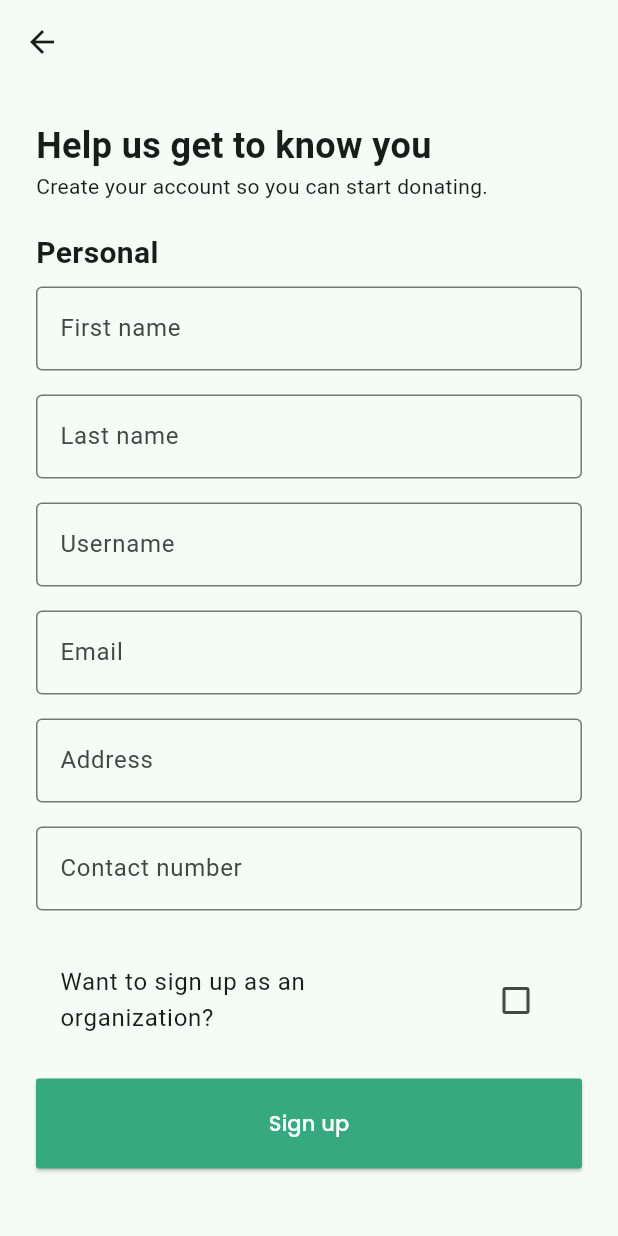
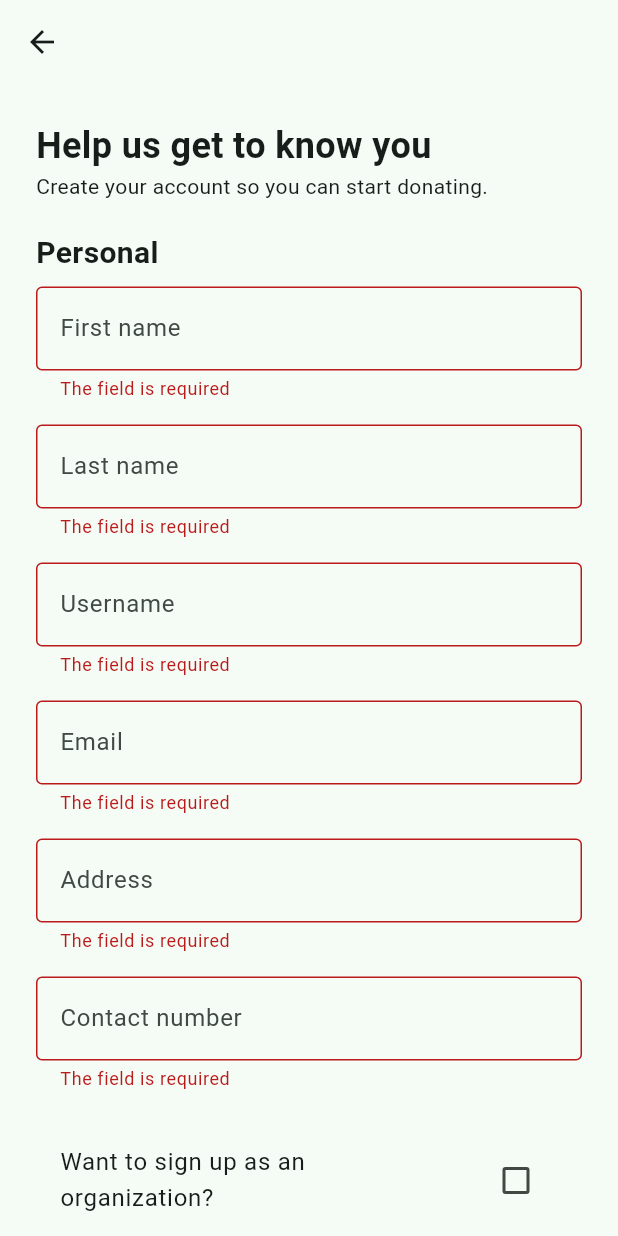
Before and after one commit to amtw123456/Elbi-Donation-System-CMSC23-Project, a Flutter app: the SignUpDonorPage screen opened directly, after a tap on "Sign up", on a phone screen of 412 x 824 dp. Run offline on Flutter 3.47's test engine with Material 3 defaults, Android fonts, the phone set to English and light mode, and no system bars; our stand-ins replace cloud_firestore, firebase_auth, firebase_core, form_validator; accounts and stored records are empty.

Commit message:
feat: added validators on sign up

```diff
--- a/elbi_donation_app/lib/main.dart
+++ b/elbi_donation_app/lib/main.dart
@@ -25,6 +25,6 @@ class MyApp extends StatelessWidget {
           colorScheme: ColorScheme.fromSeed(seedColor: const Color(0xFF37A980)),
           useMaterial3: true,
         ),
-        home: UserRouter());
+        home: const LandingPage());
   }
 }
--- a/elbi_donation_app/lib/views/auth_views/sign_up_donor_page.dart
+++ b/elbi_donation_app/lib/views/auth_views/sign_up_donor_page.dart
@@ -1,5 +1,6 @@
 import 'package:elbi_donation_app/views/auth_views/sign_up_org_page.dart';
 import 'package:flutter/material.dart';
+import 'package:form_validator/form_validator.dart';
 
 class SignUpDonorPage extends StatefulWidget {
   const SignUpDonorPage({super.key});
@@ -11,11 +12,15 @@ class SignUpDonorPage extends StatefulWidget {
 class _SignUpDonorPageState extends State<SignUpDonorPage> {
   bool _showAdditionalFields = false;
 
+  final _formKey = GlobalKey<FormState>();
+
   @override
   Widget build(BuildContext context) {
     return Scaffold(
         appBar: AppBar(),
         body: SingleChildScrollView(
+          child: Form(
+            key: _formKey,
             child: Container(
               padding: const EdgeInsets.all(24),
               child: Column(
@@ -26,7 +31,9 @@ class _SignUpDonorPageState extends State<SignUpDonorPage> {
                     style: TextStyle(fontSize: 24, fontWeight: FontWeight.w600),
                   ),
                   const Text('Create your account so you can start donating.'),
-                const SizedBox(height: 20,),
+                  const SizedBox(
+                    height: 20,
+                  ),
                   const Text(
                     'Personal',
                     style: TextStyle(fontWeight: FontWeight.bold, fontSize: 20),
@@ -34,6 +41,7 @@ class _SignUpDonorPageState extends State<SignUpDonorPage> {
                   Container(
                     padding: const EdgeInsets.symmetric(vertical: 8),
                     child: TextFormField(
+                      validator: ValidationBuilder().build(),
                       decoration: const InputDecoration(
                         hintText: 'First name',
                         fillColor: Colors.white,
@@ -46,6 +54,7 @@ class _SignUpDonorPageState extends State<SignUpDonorPage> {
                   Container(
                     padding: const EdgeInsets.symmetric(vertical: 8),
                     child: TextFormField(
+                      validator: ValidationBuilder().build(),
                       decoration: const InputDecoration(
                         hintText: 'Last name',
                         fillColor: Colors.white,
@@ -58,6 +67,7 @@ class _SignUpDonorPageState extends State<SignUpDonorPage> {
                   Container(
                     padding: const EdgeInsets.symmetric(vertical: 8),
                     child: TextFormField(
+                      validator: ValidationBuilder().build(),
                       decoration: const InputDecoration(
                         hintText: 'Username',
                         fillColor: Colors.white,
@@ -70,6 +80,7 @@ class _SignUpDonorPageState extends State<SignUpDonorPage> {
                   Container(
                     padding: const EdgeInsets.symmetric(vertical: 8),
                     child: TextFormField(
+                      validator: ValidationBuilder().email().build(),
                       decoration: const InputDecoration(
                         hintText: 'Email',
                         fillColor: Colors.white,
@@ -82,6 +93,7 @@ class _SignUpDonorPageState extends State<SignUpDonorPage> {
                   Container(
                     padding: const EdgeInsets.symmetric(vertical: 8),
                     child: TextFormField(
+                      validator: ValidationBuilder().build(),
                       decoration: const InputDecoration(
                         hintText: 'Address',
                         fillColor: Colors.white,
@@ -94,6 +106,7 @@ class _SignUpDonorPageState extends State<SignUpDonorPage> {
                   Container(
                     padding: const EdgeInsets.symmetric(vertical: 8),
                     child: TextFormField(
+                      validator: ValidationBuilder().build(),
                       decoration: const InputDecoration(
                         hintText: 'Contact number',
                         fillColor: Colors.white,
@@ -103,7 +116,7 @@ class _SignUpDonorPageState extends State<SignUpDonorPage> {
                       ),
                     ),
                   ),
-                SizedBox(height: 20),
+                  const SizedBox(height: 20),
                   CheckboxListTile(
                     title: const Text('Want to sign up as an organization?'),
                     value: _showAdditionalFields,
@@ -113,11 +126,12 @@ class _SignUpDonorPageState extends State<SignUpDonorPage> {
                       });
                     },
                   ),
-                SizedBox(height: 20),
+                  const SizedBox(height: 20),
                   if (_showAdditionalFields) ...[
                     Container(
                       padding: const EdgeInsets.symmetric(vertical: 8),
                       child: TextFormField(
+                        validator: ValidationBuilder().build(),
                         decoration: const InputDecoration(
                           hintText: 'Organization name',
                           fillColor: Colors.white,
@@ -132,25 +146,37 @@ class _SignUpDonorPageState extends State<SignUpDonorPage> {
                       style: TextStyle(fontFamily: 'Poppins'),
                     ),
                     IconButton.outlined(
-                    onPressed: () {}, icon: const Icon(Icons.add)
-                  ),
-                  SizedBox(height: 20),
+                        onPressed: () {}, icon: const Icon(Icons.add)),
+                    const SizedBox(height: 20),
                   ],
                   SizedBox(
                       width: double.infinity,
                       child: ElevatedButton(
                           style: ElevatedButton.styleFrom(
-                        padding: EdgeInsets.all(20),
-                        backgroundColor: Color(0xFF37A980),
+                              padding: const EdgeInsets.all(20),
+                              backgroundColor: const Color(0xFF37A980),
                               shape: RoundedRectangleBorder(
                                 borderRadius: BorderRadius.circular(2),
-                        )
+                              )),
+                          onPressed: () {
+                            if (_formKey.currentState!.validate()) {
+                              // If the form is valid, display a snackbar. In the real world,
+                              // you'd often call a server or save the information in a database.
+                              ScaffoldMessenger.of(context).showSnackBar(
+                                const SnackBar(content: Text('Successful!')),
+                              );
+                            }
+                          },
+                          child: const Text(
+                            'Sign up',
+                            style: TextStyle(
+                                color: Colors.white, fontFamily: "Poppins"),
+                          ))),
+                  const SizedBox(
+                    height: 20,
                   ),
-                      onPressed: () {},
-                      child: const Text('Sign up', style: TextStyle(color: Colors.white, fontFamily: "Poppins"),))),
-                const SizedBox(height: 20,),
-
                 ],
+              ),
             ),
           ),
         ));
--- a/elbi_donation_app/pubspec.yaml
+++ b/elbi_donation_app/pubspec.yaml
@@ -20,6 +20,7 @@ dependencies:
   firebase_core: ^2.31.0
   firebase_auth: ^4.19.5
   cloud_firestore: ^4.17.3
+  form_validator: ^2.1.1
 
 dev_dependencies:
   flutter_test:
```
Also changed, not shown: elbi_donation_app/pubspec.lock, 4 other files. Lines whose indentation alone changed are shown as unchanged.
